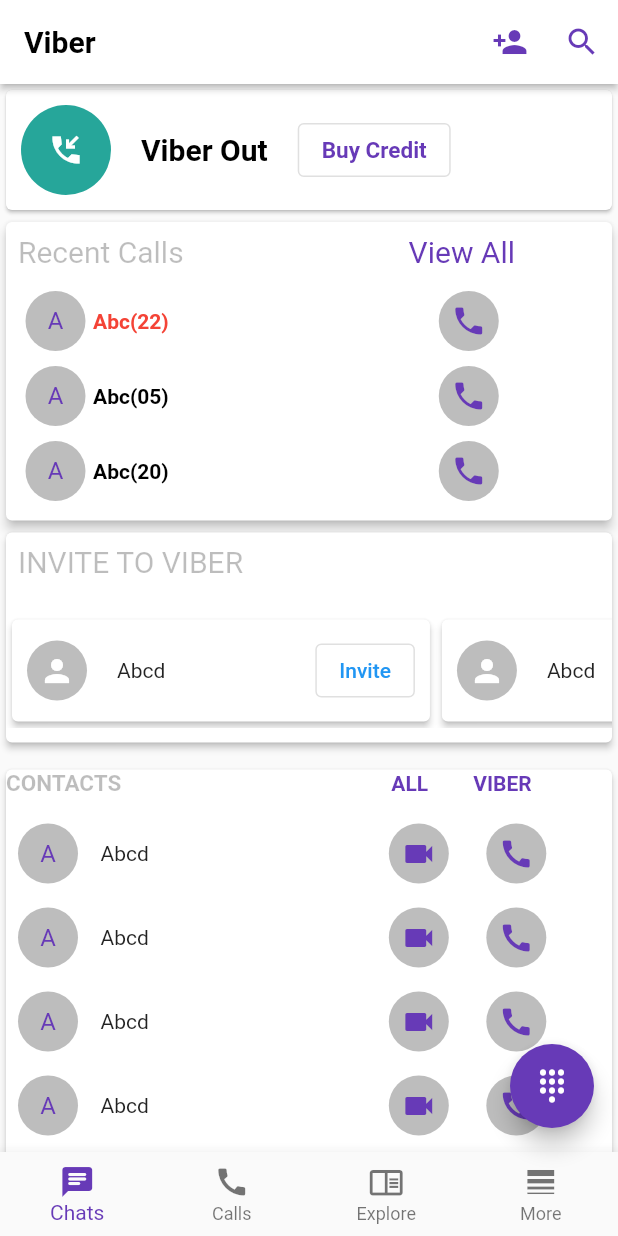
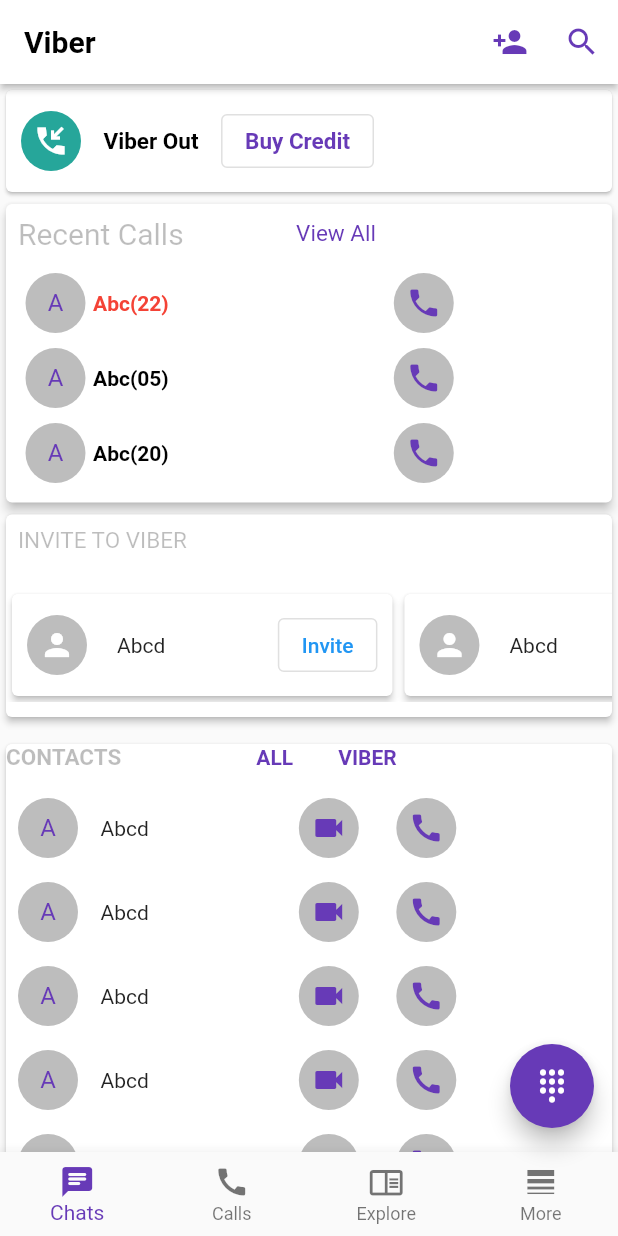
Before and after one commit to smamata/viber, a Flutter app: the screen it shows after launch, on a phone screen of 412 x 824 dp. Run offline on Flutter 3.47's test engine with Material 2 defaults, Android fonts, the phone set to English and light mode, and no system bars.

Commit message:
modification on call.dart

```diff
--- a/lib/call.dart
+++ b/lib/call.dart
@@ -55,23 +55,23 @@
                     children: [
                       CircleAvatar(
                           backgroundColor: Colors.teal[400],
-                          radius: 30,
+                          radius: 20,
                           child: Icon(
                             Icons.phone_callback_sharp,
                             color: Colors.white,
                           )),
                       SizedBox(
-                        width: 20,
+                        width: 15,
                       ),
                       Text(
                         "Viber Out",
                         style: TextStyle(
                             fontWeight: FontWeight.bold,
                             color: Colors.black,
-                            fontSize: 20),
+                            fontSize: 15),
                       ),
                       SizedBox(
-                        width: 20,
+                        width: 15,
                       ),
                       OutlinedButton(
                           onPressed: () {},
@@ -105,11 +105,11 @@
                                 TextStyle(fontSize: 20, color: Colors.black26),
                           ),
                           SizedBox(
-                            width: 150,
+                            width: 75,
                           ),
                           Text("View All",
                               style: TextStyle(
-                                  fontSize: 20, color: Colors.deepPurple)),
+                                  fontSize: 15, color: Colors.deepPurple)),
                         ],
                       ),
                       SizedBox(
@@ -133,7 +133,7 @@
                                 color: Colors.red, fontWeight: FontWeight.bold),
                           ),
                           SizedBox(
-                            width: 180,
+                            width: 150,
                           ),
                           CircleAvatar(
                             backgroundColor: Colors.black26,
@@ -163,7 +163,7 @@
                                 fontWeight: FontWeight.bold),
                           ),
                           SizedBox(
-                            width: 180,
+                            width: 150,
                           ),
                           CircleAvatar(
                             backgroundColor: Colors.black26,
@@ -193,7 +193,7 @@
                                 fontWeight: FontWeight.bold),
                           ),
                           SizedBox(
-                            width: 180,
+                            width: 150,
                           ),
                           CircleAvatar(
                             backgroundColor: Colors.black26,
@@ -219,7 +219,7 @@
                         padding: const EdgeInsets.all(8.0),
                         child: Text(
                           "INVITE TO VIBER",
-                          style: TextStyle(fontSize: 20, color: Colors.black26),
+                          style: TextStyle(fontSize: 15, color: Colors.black26),
                         ),
                       ),
                     ],
@@ -249,7 +249,7 @@
                                 ),
                                 Text("Abcd"),
                                 SizedBox(
-                                  width: 100,
+                                  width: 75,
                                 ),
                                 OutlinedButton(
                                     onPressed: () {}, child: Text("Invite")),
@@ -275,7 +275,7 @@
                                 ),
                                 Text("Abcd"),
                                 SizedBox(
-                                  width: 100,
+                                  width: 75,
                                 ),
                                 OutlinedButton(
                                     onPressed: () {}, child: Text("Invite"))
@@ -336,7 +336,7 @@
                               fontWeight: FontWeight.bold),
                         ),
                         SizedBox(
-                          width: 180,
+                          width: 90,
                         ),
                         Text(
                           "ALL",
@@ -374,7 +374,7 @@
                           ),
                           Text("Abcd"),
                           SizedBox(
-                            width: 160,
+                            width: 100,
                           ),
                           CircleAvatar(
                             backgroundColor: Colors.black26,
@@ -416,7 +416,7 @@
                           ),
                           Text("Abcd"),
                           SizedBox(
-                            width: 160,
+                            width: 100,
                           ),
                           CircleAvatar(
                             backgroundColor: Colors.black26,
@@ -458,7 +458,7 @@
                           ),
                           Text("Abcd"),
                           SizedBox(
-                            width: 160,
+                            width: 100,
                           ),
                           CircleAvatar(
                             backgroundColor: Colors.black26,
@@ -500,7 +500,7 @@
                           ),
                           Text("Abcd"),
                           SizedBox(
-                            width: 160,
+                            width: 100,
                           ),
                           CircleAvatar(
                             backgroundColor: Colors.black26,
@@ -542,7 +542,7 @@
                           ),
                           Text("Abcd"),
                           SizedBox(
-                            width: 160,
+                            width: 100,
                           ),
                           CircleAvatar(
                             backgroundColor: Colors.black26,
@@ -584,7 +584,7 @@
                           ),
                           Text("Abcd"),
                           SizedBox(
-                            width: 160,
+                            width: 100,
                           ),
                           CircleAvatar(
                             backgroundColor: Colors.black26,
@@ -626,7 +626,7 @@
                           ),
                           Text("Abcd"),
                           SizedBox(
-                            width: 160,
+                            width: 100,
                           ),
                           CircleAvatar(
                             backgroundColor: Colors.black26,
```
